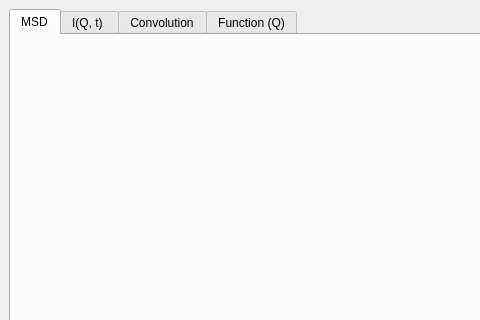
First picture: the form in qt/scientific_interfaces/Inelastic/QENSFitting/QENSFitting.ui, repository mantidproject/mantid, before the edit; both pictures show x 0 to 480 and y 0 to 320 of the 1100 by 1027 pixel window.
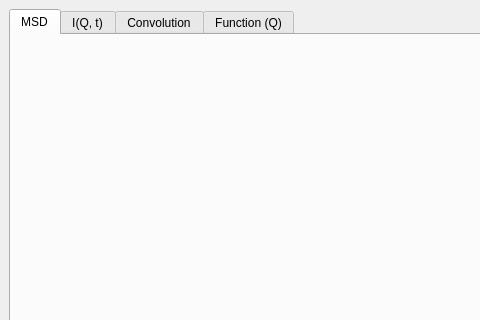
Second picture: the form after the edit.

Commit message: Update file names for correct extensions

The edit to the form file:
```diff
--- a/qt/scientific_interfaces/Inelastic/QENSFitting/QENSFitting.ui
+++ b/qt/scientific_interfaces/Inelastic/QENSFitting/QENSFitting.ui
@@ -69,7 +69,7 @@
       </widget>
       <widget class="QWidget" name="tabIqt">
        <attribute name="title">
-        <string>I(Q, t) </string>
+        <string>I(Q, t)</string>
        </attribute>
        <attribute name="toolTip">
         <string>&lt;html&gt;&lt;head/&gt;&lt;body&gt;&lt;p&gt;&lt;span style=&quot; font-weight:600;&quot;&gt;I(Q,t): &lt;/span&gt;&lt;span style=&quot; font-style:italic;&quot;&gt;Fit exponentials, stretch exponentials and TeixeiraWater model to I(Q,t) curves.&lt;/span&gt;&lt;/p&gt;&lt;/body&gt;&lt;/html&gt;</string>
```
The commit also changes 2 other files.
